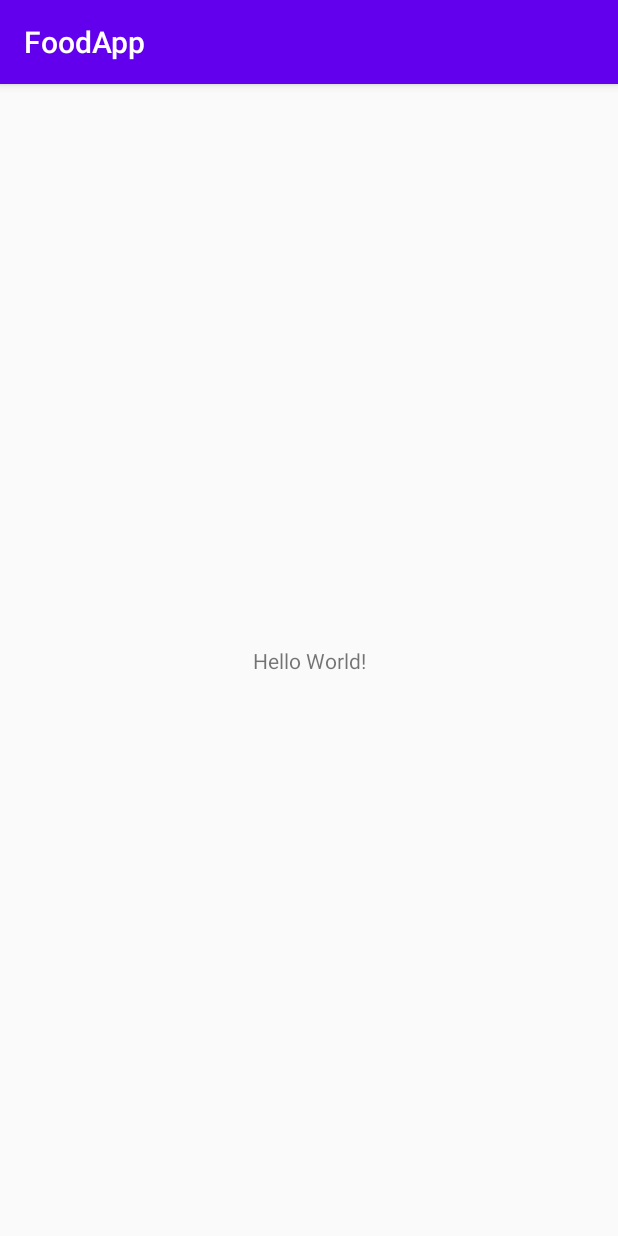
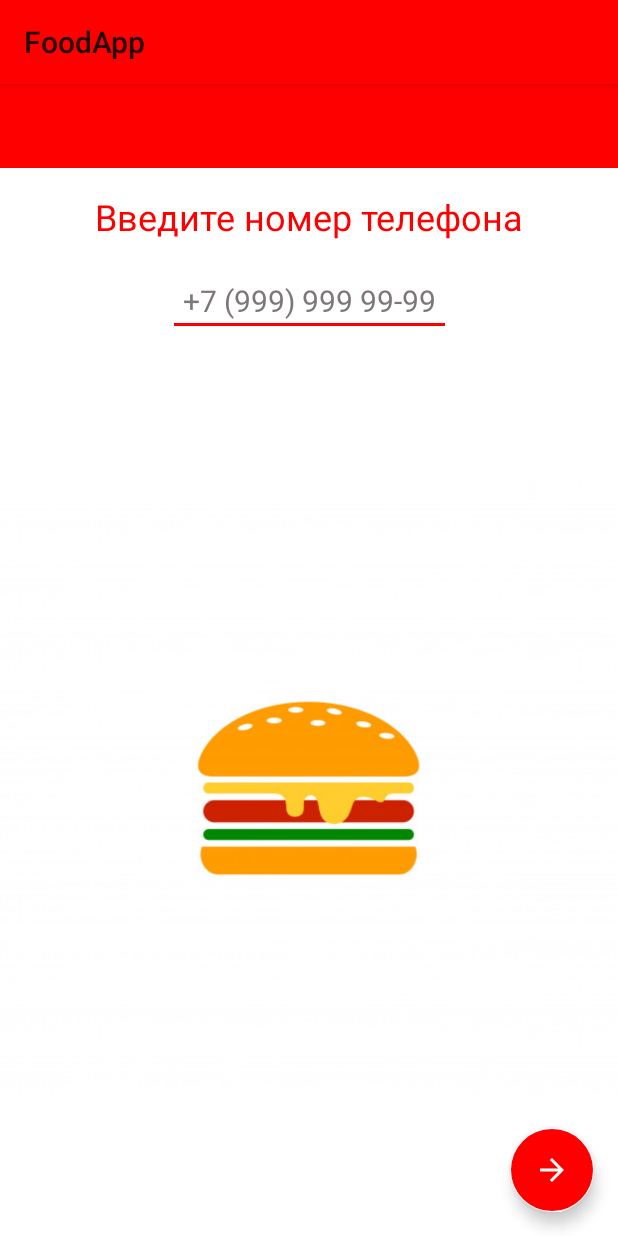
Before and after one commit to DmitryWake/FoodApp, an Android app: the screen it shows after launch (MainActivity), on a phone screen of 412 x 824 dp. Run offline under Robolectric (Android 15) with nearby library versions, the phone set to English and light mode, and no system bars; our stand-ins replace Firebase (no records; nobody signed in at launch, a user with empty details on screens opened directly); 1 statement that could not run was skipped.

Commit message:
Создание EnterPhoneFragment.kt Реализация тулбара, первичная инициализация, переход на главный экран

```diff
--- a/app/src/main/java/com/example/foodapp/MainActivity.kt
+++ b/app/src/main/java/com/example/foodapp/MainActivity.kt
@@ -2,11 +2,39 @@ package com.example.foodapp
 
 import androidx.appcompat.app.AppCompatActivity
 import android.os.Bundle
+import androidx.appcompat.widget.Toolbar
+import com.example.foodapp.database.AUTH
+import com.example.foodapp.database.initFirebase
+import com.example.foodapp.databinding.ActivityMainBinding
+import com.example.foodapp.screens.auth.EnterPhoneFragment
+import com.example.foodapp.utilities.APP_ACTIVITY
+import com.example.foodapp.utilities.replaceFragment
+import com.example.foodapp.utilities.showToast
 
 class MainActivity : AppCompatActivity() {
+
+    private lateinit var binding: ActivityMainBinding
+    lateinit var toolbar: Toolbar
+
     override fun onCreate(savedInstanceState: Bundle?) {
         super.onCreate(savedInstanceState)
-        setContentView(R.layout.activity_main)
-        println()
+        binding = ActivityMainBinding.inflate(layoutInflater)
+        setContentView(binding.root)
+        initFirebase()
+        initFields()
+        initFunc()
     }
+
+    private fun initFunc() {
+        setSupportActionBar(toolbar)
+        replaceFragment(EnterPhoneFragment(), false)
+    }
+
+    private fun initFields() {
+        toolbar = binding.mainToolbar
+        APP_ACTIVITY = this
+    }
+
+
+
 }
--- /dev/null
+++ b/app/src/main/java/com/example/foodapp/database/databaseValues.kt
@@ -0,0 +1,16 @@
+package com.example.foodapp.database
+
+import com.google.firebase.auth.FirebaseAuth
+import com.google.firebase.database.DatabaseReference
+
+const val APP_VERSION = "0.1"
+
+lateinit var AUTH: FirebaseAuth
+lateinit var REF_DATABASE_ROOT: DatabaseReference
+lateinit var CURRENT_UID: String
+
+const val NODE_USERS = "users"
+const val CHILD_ID = "id"
+const val CHILD_FULLNAME = "fullname"
+const val CHILD_EMAIL = "email"
+const val CHILD_PHONE = "phone"
--- /dev/null
+++ b/app/src/main/java/com/example/foodapp/database/databseFuns.kt
@@ -0,0 +1,10 @@
+package com.example.foodapp.database
+
+import com.google.firebase.auth.FirebaseAuth
+import com.google.firebase.database.FirebaseDatabase
+
+fun initFirebase() {
+    AUTH = FirebaseAuth.getInstance()
+    CURRENT_UID = AUTH.currentUser?.uid.toString()
+    REF_DATABASE_ROOT = FirebaseDatabase.getInstance().reference
+}
--- /dev/null
+++ b/app/src/main/java/com/example/foodapp/screens/auth/EnterPhoneFragment.kt
@@ -0,0 +1,65 @@
+package com.example.foodapp.screens.auth
+
+import android.os.Bundle
+import androidx.fragment.app.Fragment
+import android.view.LayoutInflater
+import android.view.View
+import android.view.ViewGroup
+import com.example.foodapp.R
+import com.example.foodapp.database.*
+import com.example.foodapp.screens.MainMenuFragment
+import com.example.foodapp.screens.base.BaseFragment
+import com.example.foodapp.utilities.AppValueEventListener
+import com.example.foodapp.utilities.replaceFragment
+import com.example.foodapp.utilities.showToast
+import com.google.firebase.FirebaseException
+import com.google.firebase.auth.FirebaseAuth
+import com.google.firebase.auth.PhoneAuthCredential
+import com.google.firebase.auth.PhoneAuthProvider
+import kotlinx.android.synthetic.main.fragment_enter_phone.*
+
+class EnterPhoneFragment : BaseFragment(R.layout.fragment_enter_phone) {
+
+    private lateinit var phoneNumber: String
+    private lateinit var callback: PhoneAuthProvider.OnVerificationStateChangedCallbacks
+
+    override fun onStart() {
+        super.onStart()
+        callback = object : PhoneAuthProvider.OnVerificationStateChangedCallbacks() {
+            override fun onVerificationCompleted(credential: PhoneAuthCredential) {
+                AUTH.signInWithCredential(credential).addOnSuccessListener {
+                    val uid = AUTH.currentUser?.uid.toString()
+                    val dataMap = mutableMapOf<String, Any>()
+
+                    dataMap[CHILD_ID] = uid
+                    dataMap[CHILD_PHONE] = phoneNumber
+
+                    REF_DATABASE_ROOT.child(NODE_USERS).child(uid).addListenerForSingleValueEvent(AppValueEventListener {
+                        if (!it.hasChild(CHILD_FULLNAME)) {
+                            showToast("Работает")
+                        }
+                    })
+                }
+            }
+
+            override fun onVerificationFailed(e: FirebaseException) {
+                showToast(e.message.toString())
+            }
+
+        }
+
+        btn_next.setOnClickListener {
+            sendCode()
+        }
+    }
+
+    private fun sendCode() {
+        phoneNumber = enter_phone_edit_text.text.toString()
+        if (phoneNumber.isEmpty()) {
+            showToast("Введите номер")
+        } else {
+            showToast("Вы авторизованы с номером $phoneNumber")
+            replaceFragment(MainMenuFragment())
+        }
+    }
+}
--- /dev/null
+++ b/app/src/main/java/com/example/foodapp/screens/base/BaseFragment.kt
@@ -0,0 +1,14 @@
+package com.example.foodapp.screens.base
+
+import android.os.Bundle
+import androidx.fragment.app.Fragment
+import android.view.LayoutInflater
+import android.view.View
+import android.view.ViewGroup
+import com.example.foodapp.R
+
+open class BaseFragment(layout: Int) : Fragment(layout) {
+
+    private lateinit var rootView: View
+
+}
--- /dev/null
+++ b/app/src/main/java/com/example/foodapp/utilities/funs.kt
@@ -0,0 +1,22 @@
+package com.example.foodapp.utilities
+
+import android.widget.Toast
+import androidx.fragment.app.Fragment
+import com.example.foodapp.R
+
+fun showToast(message: String) {
+    Toast.makeText(APP_ACTIVITY, message, Toast.LENGTH_SHORT).show()
+}
+
+fun replaceFragment(fragment: Fragment, addStack: Boolean = true) {
+    if (addStack) {
+        APP_ACTIVITY.supportFragmentManager.beginTransaction()
+            .addToBackStack(null)
+            .replace(R.id.data_container, fragment)
+            .commit()
+    } else {
+        APP_ACTIVITY.supportFragmentManager.beginTransaction()
+            .replace(R.id.data_container, fragment)
+            .commit()
+    }
+}
--- /dev/null
+++ b/app/src/main/java/com/example/foodapp/utilities/values.kt
@@ -0,0 +1,5 @@
+package com.example.foodapp.utilities
+
+import com.example.foodapp.MainActivity
+
+lateinit var APP_ACTIVITY: MainActivity
--- /dev/null
+++ b/app/src/main/res/drawable/ic_arrow_left.xml
@@ -0,0 +1,5 @@
+<vector android:height="24dp" android:tint="#FFFFFF"
+    android:viewportHeight="24" android:viewportWidth="24"
+    android:width="24dp" xmlns:android="http://schemas.android.com/apk/res/android">
+    <path android:fillColor="@android:color/white" android:pathData="M12,4l-1.41,1.41L16.17,11H4v2h12.17l-5.58,5.59L12,20l8,-8z"/>
+</vector>
--- a/app/src/main/res/layout/activity_main.xml
+++ b/app/src/main/res/layout/activity_main.xml
@@ -6,13 +6,23 @@
     android:layout_height="match_parent"
     tools:context=".MainActivity">
 
-    <TextView
-        android:layout_width="wrap_content"
-        android:layout_height="wrap_content"
-        android:text="Hello World!"
+    <androidx.appcompat.widget.Toolbar
+        android:id="@+id/main_toolbar"
+        android:layout_width="match_parent"
+        android:layout_height="?attr/actionBarSize"
+        android:background="@color/colorPrimary"
+        android:theme="@style/ThemeOverlay.AppCompat.Dark.ActionBar"
+        app:layout_constraintEnd_toEndOf="parent"
+        app:layout_constraintStart_toStartOf="parent"
+        app:layout_constraintTop_toTopOf="parent"/>
+
+    <androidx.constraintlayout.widget.ConstraintLayout
+        android:id="@+id/data_container"
+        android:layout_width="match_parent"
+        android:layout_height="0dp"
         app:layout_constraintBottom_toBottomOf="parent"
-        app:layout_constraintLeft_toLeftOf="parent"
-        app:layout_constraintRight_toRightOf="parent"
-        app:layout_constraintTop_toTopOf="parent" />
+        app:layout_constraintEnd_toEndOf="parent"
+        app:layout_constraintStart_toStartOf="parent"
+        app:layout_constraintTop_toBottomOf="@id/main_toolbar" />
 
 </androidx.constraintlayout.widget.ConstraintLayout>
--- /dev/null
+++ b/app/src/main/res/layout/fragment_enter_phone.xml
@@ -0,0 +1,59 @@
+<?xml version="1.0" encoding="utf-8"?>
+<androidx.constraintlayout.widget.ConstraintLayout xmlns:android="http://schemas.android.com/apk/res/android"
+    xmlns:app="http://schemas.android.com/apk/res-auto"
+    xmlns:tools="http://schemas.android.com/tools"
+    android:layout_width="match_parent"
+    android:layout_height="match_parent"
+    tools:context=".screens.auth.EnterPhoneFragment">
+
+    <TextView
+        android:id="@+id/enter_phone_number_text"
+        android:layout_width="wrap_content"
+        android:layout_height="wrap_content"
+        android:layout_margin="@dimen/app_margin"
+        android:text="@string/enter_phone_number"
+        android:textColor="@color/colorPrimary"
+        android:textSize="@dimen/largeText"
+        app:layout_constraintEnd_toEndOf="parent"
+        app:layout_constraintStart_toStartOf="parent"
+        app:layout_constraintTop_toTopOf="parent" />
+
+    <EditText
+        android:id="@+id/enter_phone_edit_text"
+        android:layout_width="wrap_content"
+        android:layout_height="wrap_content"
+        android:layout_margin="@dimen/app_margin"
+        android:hint="+7 (999) 999 99-99"
+        android:textColorHint="@color/colorGrey"
+        android:textColor="@color/colorGrey"
+        android:importantForAutofill="no"
+        android:inputType="phone"
+        android:textSize="@dimen/normalText"
+        app:layout_constraintEnd_toEndOf="parent"
+        app:layout_constraintStart_toStartOf="parent"
+        app:layout_constraintTop_toBottomOf="@id/enter_phone_number_text"
+        android:padding="10dp"
+        />
+
+    <ImageView
+        android:layout_width="match_parent"
+        android:layout_height="wrap_content"
+        android:src="@drawable/burger_logo"
+        app:layout_constraintStart_toStartOf="parent"
+        app:layout_constraintEnd_toEndOf="parent"
+        app:layout_constraintBottom_toBottomOf="parent"
+        app:layout_constraintTop_toBottomOf="@id/enter_phone_edit_text"
+        />
+
+    <com.google.android.material.floatingactionbutton.FloatingActionButton
+        android:id="@+id/btn_next"
+        android:layout_width="wrap_content"
+        android:layout_height="wrap_content"
+        android:src="@drawable/ic_arrow_left"
+        android:backgroundTint="@color/colorPrimary"
+        app:layout_constraintBottom_toBottomOf="parent"
+        app:layout_constraintEnd_toEndOf="parent"
+        android:layout_margin="@dimen/app_margin"/>
+
+
+</androidx.constraintlayout.widget.ConstraintLayout>
--- a/app/src/main/res/values/colors.xml
+++ b/app/src/main/res/values/colors.xml
@@ -1,6 +1,7 @@
 <?xml version="1.0" encoding="utf-8"?>
 <resources>
-    <color name="colorPrimary">#6200EE</color>
+    <color name="colorPrimary">#FF0000</color>
     <color name="colorPrimaryDark">#3700B3</color>
-    <color name="colorAccent">#03DAC5</color>
+    <color name="colorAccent">#FFFFFF</color>
+    <color name="colorGrey">#7E7777</color>
 </resources>
--- /dev/null
+++ b/app/src/main/res/values/dimens.xml
@@ -0,0 +1,7 @@
+<?xml version="1.0" encoding="utf-8"?>
+<resources>
+    <dimen name="app_margin">16dp</dimen>
+    <dimen name="normalText">20sp</dimen>
+    <dimen name="smallText">18sp</dimen>
+    <dimen name="largeText">24sp</dimen>
+</resources>
--- a/app/src/main/res/values/strings.xml
+++ b/app/src/main/res/values/strings.xml
@@ -1,3 +1,6 @@
 <resources>
     <string name="app_name">FoodApp</string>
+    <string name="enter_phone_number">Введите номер телефона</string>
+    <!-- TODO: Remove or change this placeholder text -->
+    <string name="hello_blank_fragment">Hello blank fragment</string>
 </resources>
--- a/app/src/main/res/values/styles.xml
+++ b/app/src/main/res/values/styles.xml
@@ -1,10 +1,10 @@
 <resources>
-    <!-- Base application theme. -->
-    <style name="AppTheme" parent="Theme.AppCompat.Light.DarkActionBar">
-        <!-- Customize your theme here. -->
+    <style name="AppTheme" parent="MaterialDrawerTheme">
         <item name="colorPrimary">@color/colorPrimary</item>
         <item name="colorPrimaryDark">@color/colorPrimaryDark</item>
         <item name="colorAccent">@color/colorAccent</item>
+        <item name="android:colorBackground">@color/colorAccent</item>
+        <item name="colorControlActivated">@color/colorPrimary</item>
     </style>
 
 </resources>
--- a/build.gradle
+++ b/build.gradle
@@ -8,6 +8,7 @@ buildscript {
     dependencies {
         classpath "com.android.tools.build:gradle:4.0.1"
         classpath "org.jetbrains.kotlin:kotlin-gradle-plugin:$kotlin_version"
+        classpath 'com.google.gms:google-services:4.3.3'
 
         // NOTE: Do not place your application dependencies here; they belong
         // in the individual module build.gradle files
```
Also changed, not shown: app/build.gradle (+33 -3 lines), app/src/main/java/com/example/foodapp/screens/MainMenuFragment.kt (added, +11 -0 lines), app/src/main/java/com/example/foodapp/utilities/AppValueEventListener.kt (added, +14 -0 lines), app/src/main/res/layout/fragment_main_menu.xml (added, +14 -0 lines), app/src/main/res/drawable-v24/burger_logo.jpg (added), 2 other files.
